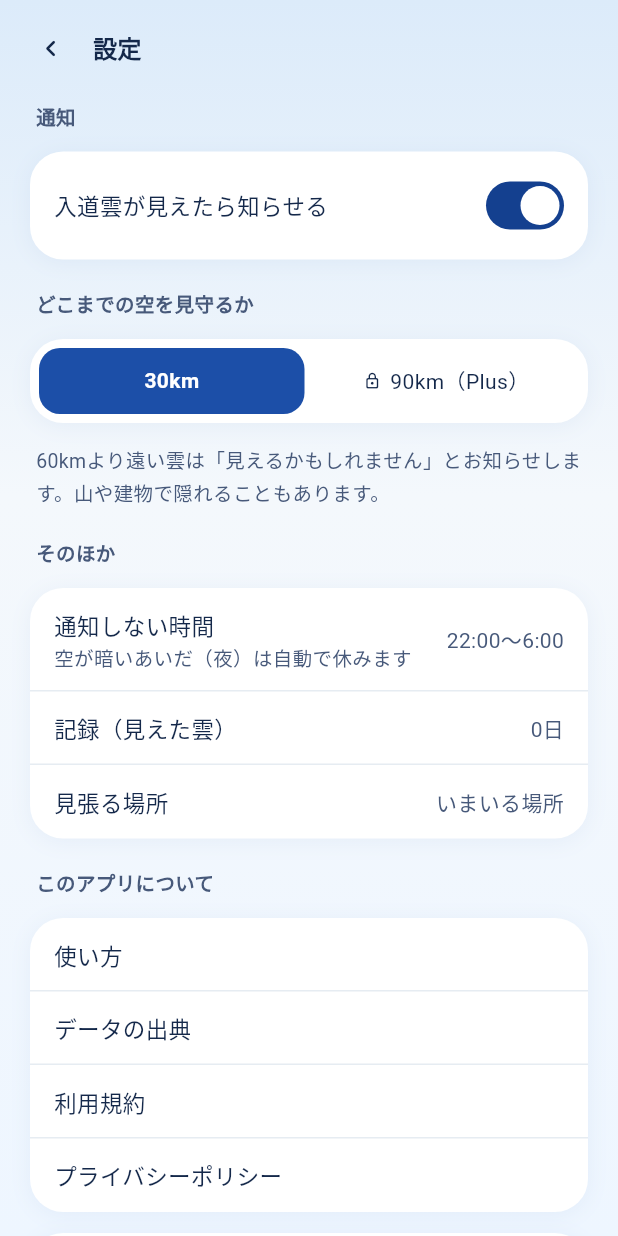
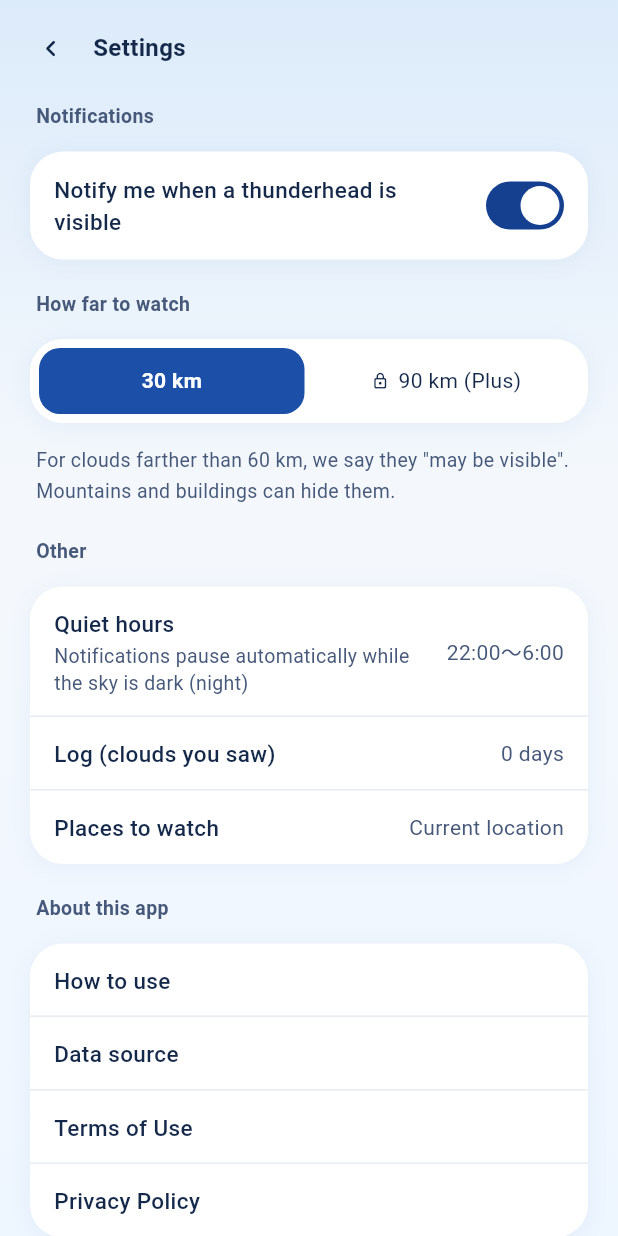
Before and after one commit to tsuchida-y/thunder_cloud_app, a Flutter app: the screen it shows after launch, after a tap on "スキップ", after a tap on "Continue", after a tap on the "tune" icon, on a phone screen of 412 x 824 dp. Run offline on Flutter 3.47's test engine with Material 3 defaults, Android fonts, the phone set to English and light mode, and no system bars; our stand-ins replace cloud_firestore, cloud_functions, firebase_auth, firebase_core, firebase_messaging, flutter_compass and 6 more; missing offline and left inert: firebase_app_check, home_widget, purchases_flutter; accounts and stored records are empty; generated files the repository leaves out were written again; Roboto replaces fonts that are missing (Zen Maru Gothic).

Commit message:
feat:設定画面を英語に対応する
Co-Authored-By: Claude Sonnet 5.5 <noreply@anthropic.com>
Claude-Session: https://claude.ai/code/session_01N5EXJkkzTrSXffuBTQHK6K

```diff
--- a/lib/l10n/app_en.arb
+++ b/lib/l10n/app_en.arb
@@ -7,5 +7,39 @@
   "welcomeNotificationTitle": "Notifications",
   "welcomeNotificationBody": "When a thunderhead is visible, we'll let you know once per cloud.",
   "welcomeContinue": "Continue",
-  "welcomeLaterNote": "We'll show you how to watch the sky where you travel later."
+  "welcomeLaterNote": "We'll show you how to watch the sky where you travel later.",
+  "cancel": "Cancel",
+  "none": "None",
+  "currentPlace": "Current location",
+  "daysCount": "{count, plural, =1{1 day} other{{count} days}}",
+  "kmValue": "{km} km",
+  "rangePlusOption": "{km} km (Plus)",
+  "freeTrial7Days": "7-day free trial",
+  "settingsTitle": "Settings",
+  "settingsSectionNotification": "Notifications",
+  "settingsNotifyAppeared": "Notify me when a thunderhead is visible",
+  "settingsSectionRange": "How far to watch",
+  "settingsRangeNote": "For clouds farther than 60 km, we say they \"may be visible\". Mountains and buildings can hide them.",
+  "settingsSectionOther": "Other",
+  "settingsQuietHours": "Quiet hours",
+  "settingsQuietHoursNote": "Notifications pause automatically while the sky is dark (night)",
+  "settingsRecord": "Log (clouds you saw)",
+  "settingsPlaces": "Places to watch",
+  "settingsSectionAbout": "About this app",
+  "settingsHowToUse": "How to use",
+  "settingsDataSource": "Data source",
+  "settingsTerms": "Terms of Use",
+  "settingsPrivacy": "Privacy Policy",
+  "settingsDeleteData": "Delete my data",
+  "settingsDeleting": "Deleting…",
+  "settingsDeleteDataNote": "Removes your places, settings and log from the server",
+  "settingsDeleteConfirmTitle": "Delete your data?",
+  "settingsDeleteConfirmBody": "Your places, settings, notification address and log of clouds you saw will be deleted from the server. This cannot be undone.\n\nYour Plus purchase is not affected. You can keep using Plus after deleting.",
+  "settingsDeleteAction": "Delete",
+  "settingsDeletedTitle": "Deleted",
+  "settingsDeletedBody": "You can start over from the beginning.",
+  "settingsDeleteFailed": "Could not delete. Please check your connection and try again.",
+  "settingsPlusManage": "View or cancel your plan",
+  "settingsPlusInUse": "Active",
+  "settingsPlusBanner": "Watch farther with Plus"
 }
--- a/lib/l10n/app_localizations.dart
+++ b/lib/l10n/app_localizations.dart
@@ -145,6 +145,210 @@ abstract class AppLocalizations {
   /// In ja, this message translates to:
   /// **'移動先の空も見張る設定は、あとでご案内します。'**
   String get welcomeLaterNote;
+
+  /// No description provided for @cancel.
+  ///
+  /// In ja, this message translates to:
+  /// **'やめる'**
+  String get cancel;
+
+  /// No description provided for @none.
+  ///
+  /// In ja, this message translates to:
+  /// **'なし'**
+  String get none;
+
+  /// No description provided for @currentPlace.
+  ///
+  /// In ja, this message translates to:
+  /// **'いまいる場所'**
+  String get currentPlace;
+
+  /// No description provided for @daysCount.
+  ///
+  /// In ja, this message translates to:
+  /// **'{count}日'**
+  String daysCount(int count);
+
+  /// No description provided for @kmValue.
+  ///
+  /// In ja, this message translates to:
+  /// **'{km}km'**
+  String kmValue(int km);
+
+  /// No description provided for @rangePlusOption.
+  ///
+  /// In ja, this message translates to:
+  /// **'{km}km（Plus）'**
+  String rangePlusOption(int km);
+
+  /// No description provided for @freeTrial7Days.
+  ///
+  /// In ja, this message translates to:
+  /// **'7日間無料'**
+  String get freeTrial7Days;
+
+  /// No description provided for @settingsTitle.
+  ///
+  /// In ja, this message translates to:
+  /// **'設定'**
+  String get settingsTitle;
+
+  /// No description provided for @settingsSectionNotification.
+  ///
+  /// In ja, this message translates to:
+  /// **'通知'**
+  String get settingsSectionNotification;
+
+  /// No description provided for @settingsNotifyAppeared.
+  ///
+  /// In ja, this message translates to:
+  /// **'入道雲が見えたら知らせる'**
+  String get settingsNotifyAppeared;
+
+  /// No description provided for @settingsSectionRange.
+  ///
+  /// In ja, this message translates to:
+  /// **'どこまでの空を見守るか'**
+  String get settingsSectionRange;
+
+  /// No description provided for @settingsRangeNote.
+  ///
+  /// In ja, this message translates to:
+  /// **'60kmより遠い雲は「見えるかもしれません」とお知らせします。山や建物で隠れることもあります。'**
+  String get settingsRangeNote;
+
+  /// No description provided for @settingsSectionOther.
+  ///
+  /// In ja, this message translates to:
+  /// **'そのほか'**
+  String get settingsSectionOther;
+
+  /// No description provided for @settingsQuietHours.
+  ///
+  /// In ja, this message translates to:
+  /// **'通知しない時間'**
+  String get settingsQuietHours;
+
+  /// No description provided for @settingsQuietHoursNote.
+  ///
+  /// In ja, this message translates to:
+  /// **'空が暗いあいだ（夜）は自動で休みます'**
+  String get settingsQuietHoursNote;
+
+  /// No description provided for @settingsRecord.
+  ///
+  /// In ja, this message translates to:
+  /// **'記録（見えた雲）'**
+  String get settingsRecord;
+
+  /// No description provided for @settingsPlaces.
+  ///
+  /// In ja, this message translates to:
+  /// **'見張る場所'**
+  String get settingsPlaces;
+
+  /// No description provided for @settingsSectionAbout.
+  ///
+  /// In ja, this message translates to:
+  /// **'このアプリについて'**
+  String get settingsSectionAbout;
+
+  /// No description provided for @settingsHowToUse.
+  ///
+  /// In ja, this message translates to:
+  /// **'使い方'**
+  String get settingsHowToUse;
+
+  /// No description provided for @settingsDataSource.
+  ///
+  /// In ja, this message translates to:
+  /// **'データの出典'**
+  String get settingsDataSource;
+
+  /// No description provided for @settingsTerms.
+  ///
+  /// In ja, this message translates to:
+  /// **'利用規約'**
+  String get settingsTerms;
+
+  /// No description provided for @settingsPrivacy.
+  ///
+  /// In ja, this message translates to:
+  /// **'プライバシーポリシー'**
+  String get settingsPrivacy;
+
+  /// No description provided for @settingsDeleteData.
+  ///
+  /// In ja, this message translates to:
+  /// **'データを削除'**
+  String get settingsDeleteData;
+
+  /// No description provided for @settingsDeleting.
+  ///
+  /// In ja, this message translates to:
+  /// **'削除しています…'**
+  String get settingsDeleting;
+
+  /// No description provided for @settingsDeleteDataNote.
+  ///
+  /// In ja, this message translates to:
+  /// **'見張る場所・設定・記録をサーバーから消します'**
+  String get settingsDeleteDataNote;
+
+  /// No description provided for @settingsDeleteConfirmTitle.
+  ///
+  /// In ja, this message translates to:
+  /// **'データを削除しますか'**
+  String get settingsDeleteConfirmTitle;
+
+  /// No description provided for @settingsDeleteConfirmBody.
+  ///
+  /// In ja, this message translates to:
+  /// **'見張る場所、設定、通知の宛先、見えた雲の記録を、サーバーから削除します。元には戻せません。\n\nPlus の購入は消えません。削除したあとも、Plus はそのまま使えます。'**
+  String get settingsDeleteConfirmBody;
+
+  /// No description provided for @settingsDeleteAction.
+  ///
+  /// In ja, this message translates to:
+  /// **'削除する'**
+  String get settingsDeleteAction;
+
+  /// No description provided for @settingsDeletedTitle.
+  ///
+  /// In ja, this message translates to:
+  /// **'削除しました'**
+  String get settingsDeletedTitle;
+
+  /// No description provided for @settingsDeletedBody.
+  ///
+  /// In ja, this message translates to:
+  /// **'もう一度はじめから使えます。'**
+  String get settingsDeletedBody;
+
+  /// No description provided for @settingsDeleteFailed.
+  ///
+  /// In ja, this message translates to:
+  /// **'削除できませんでした。通信を確かめて、もう一度お試しください。'**
+  String get settingsDeleteFailed;
+
+  /// No description provided for @settingsPlusManage.
+  ///
+  /// In ja, this message translates to:
+  /// **'プランの確認・解約'**
+  String get settingsPlusManage;
+
+  /// No description provided for @settingsPlusInUse.
+  ///
+  /// In ja, this message translates to:
+  /// **'利用中'**
+  String get settingsPlusInUse;
+
+  /// No description provided for @settingsPlusBanner.
+  ///
+  /// In ja, this message translates to:
+  /// **'Plus で、もっと遠くまで見張る'**
+  String get settingsPlusBanner;
 }
 
 class _AppLocalizationsDelegate
--- a/lib/l10n/app_localizations_en.dart
+++ b/lib/l10n/app_localizations_en.dart
@@ -35,4 +35,124 @@ class AppLocalizationsEn extends AppLocalizations {
   @override
   String get welcomeLaterNote =>
       'We\'ll show you how to watch the sky where you travel later.';
+
+  @override
+  String get cancel => 'Cancel';
+
+  @override
+  String get none => 'None';
+
+  @override
+  String get currentPlace => 'Current location';
+
+  @override
+  String daysCount(int count) {
+    String _temp0 = intl.Intl.pluralLogic(
+      count,
+      locale: localeName,
+      other: '$count days',
+      one: '1 day',
+    );
+    return '$_temp0';
+  }
+
+  @override
+  String kmValue(int km) {
+    return '$km km';
+  }
+
+  @override
+  String rangePlusOption(int km) {
+    return '$km km (Plus)';
+  }
+
+  @override
+  String get freeTrial7Days => '7-day free trial';
+
+  @override
+  String get settingsTitle => 'Settings';
+
+  @override
+  String get settingsSectionNotification => 'Notifications';
+
+  @override
+  String get settingsNotifyAppeared =>
+      'Notify me when a thunderhead is visible';
+
+  @override
+  String get settingsSectionRange => 'How far to watch';
+
+  @override
+  String get settingsRangeNote =>
+      'For clouds farther than 60 km, we say they \"may be visible\". Mountains and buildings can hide them.';
+
+  @override
+  String get settingsSectionOther => 'Other';
+
+  @override
+  String get settingsQuietHours => 'Quiet hours';
+
+  @override
+  String get settingsQuietHoursNote =>
+      'Notifications pause automatically while the sky is dark (night)';
+
+  @override
+  String get settingsRecord => 'Log (clouds you saw)';
+
+  @override
+  String get settingsPlaces => 'Places to watch';
+
+  @override
+  String get settingsSectionAbout => 'About this app';
+
+  @override
+  String get settingsHowToUse => 'How to use';
+
+  @override
+  String get settingsDataSource => 'Data source';
+
+  @override
+  String get settingsTerms => 'Terms of Use';
+
+  @override
+  String get settingsPrivacy => 'Privacy Policy';
+
+  @override
+  String get settingsDeleteData => 'Delete my data';
+
+  @override
+  String get settingsDeleting => 'Deleting…';
+
+  @override
+  String get settingsDeleteDataNote =>
+      'Removes your places, settings and log from the server';
+
+  @override
+  String get settingsDeleteConfirmTitle => 'Delete your data?';
+
+  @override
+  String get settingsDeleteConfirmBody =>
+      'Your places, settings, notification address and log of clouds you saw will be deleted from the server. This cannot be undone.\n\nYour Plus purchase is not affected. You can keep using Plus after deleting.';
+
+  @override
+  String get settingsDeleteAction => 'Delete';
+
+  @override
+  String get settingsDeletedTitle => 'Deleted';
+
+  @override
+  String get settingsDeletedBody => 'You can start over from the beginning.';
+
+  @override
+  String get settingsDeleteFailed =>
+      'Could not delete. Please check your connection and try again.';
+
+  @override
+  String get settingsPlusManage => 'View or cancel your plan';
+
+  @override
+  String get settingsPlusInUse => 'Active';
+
+  @override
+  String get settingsPlusBanner => 'Watch farther with Plus';
 }
--- a/lib/screens/settings/settings_screen.dart
+++ b/lib/screens/settings/settings_screen.dart
@@ -4,6 +4,7 @@ import 'package:cloud_firestore/cloud_firestore.dart';
 import 'package:flutter/material.dart';
 import 'package:url_launcher/url_launcher.dart';
 
+import '../../l10n/app_localizations.dart';
 import '../../models/sky_cloud.dart';
 import '../../navigation/app_routes.dart';
 import '../../services/member/member_service.dart';
@@ -66,17 +67,15 @@ class _SettingsScreenState extends State<SettingsScreen> {
 
   Future<void> _confirmDeleteData() async {
     if (_deleting) return;
+    final l10n = AppLocalizations.of(context);
     final ok = await showDialog<bool>(
       context: context,
       builder: (ctx) => AlertDialog(
-        title: const Text('データを削除しますか'),
-        content: const Text(
-          '見張る場所、設定、通知の宛先、見えた雲の記録を、サーバーから削除します。元には戻せません。\n\n'
-          'Plus の購入は消えません。削除したあとも、Plus はそのまま使えます。',
-        ),
+        title: Text(l10n.settingsDeleteConfirmTitle),
+        content: Text(l10n.settingsDeleteConfirmBody),
         actions: [
-          TextButton(onPressed: () => Navigator.of(ctx).pop(false), child: const Text('やめる')),
-          TextButton(onPressed: () => Navigator.of(ctx).pop(true), child: const Text('削除する')),
+          TextButton(onPressed: () => Navigator.of(ctx).pop(false), child: Text(l10n.cancel)),
+          TextButton(onPressed: () => Navigator.of(ctx).pop(true), child: Text(l10n.settingsDeleteAction)),
         ],
       ),
     );
@@ -89,8 +88,8 @@ class _SettingsScreenState extends State<SettingsScreen> {
       await showDialog<void>(
         context: context,
         builder: (ctx) => AlertDialog(
-          title: const Text('削除しました'),
-          content: const Text('もう一度はじめから使えます。'),
+          title: Text(l10n.settingsDeletedTitle),
+          content: Text(l10n.settingsDeletedBody),
           actions: [TextButton(onPressed: () => Navigator.of(ctx).pop(), child: const Text('OK'))],
         ),
       );
@@ -99,7 +98,7 @@ class _SettingsScreenState extends State<SettingsScreen> {
       AppLogger.error('データの削除に失敗', error: e, stackTrace: stackTrace, tag: 'SettingsScreen');
       if (mounted) {
         ScaffoldMessenger.of(context).showSnackBar(
-          const SnackBar(content: Text('削除できませんでした。通信を確かめて、もう一度お試しください。')),
+          SnackBar(content: Text(l10n.settingsDeleteFailed)),
         );
       }
     } finally {
@@ -115,6 +114,7 @@ class _SettingsScreenState extends State<SettingsScreen> {
 
   @override
   Widget build(BuildContext context) {
+    final l10n = AppLocalizations.of(context);
     final settings = MemberSettings.fromMember(_member);
     final isPlus = _isPlus;
     final rangeKm = SkyRules.rangeKm(isPlus: isPlus, settingKm: settings.rangeKm);
@@ -125,24 +125,24 @@ class _SettingsScreenState extends State<SettingsScreen> {
       child: Column(
         crossAxisAlignment: CrossAxisAlignment.stretch,
         children: [
-          const PageHeader(title: '設定'),
+          PageHeader(title: l10n.settingsTitle),
           const SizedBox(height: 6),
-          const SettingsSectionLabel('通知'),
+          SettingsSectionLabel(l10n.settingsSectionNotification),
           const SizedBox(height: 14),
           SettingsCard(
             children: [
               SettingsRow.text(
-                '入道雲が見えたら知らせる',
+                l10n.settingsNotifyAppeared,
                 trailing: SkySwitch(
                   value: settings.notifyAppeared,
-                  semanticLabel: '入道雲が見えたら知らせる',
+                  semanticLabel: l10n.settingsNotifyAppeared,
                   onChanged: (v) => MemberService.updateSettings({'notifyAppeared': v}),
                 ),
               ),
             ],
           ),
           const SizedBox(height: 14),
-          const SettingsSectionLabel('どこまでの空を見守るか'),
+          SettingsSectionLabel(l10n.settingsSectionRange),
           const SizedBox(height: 14),
           _RangeSelector(
             rangeKm: rangeKm,
@@ -153,47 +153,47 @@ class _SettingsScreenState extends State<SettingsScreen> {
           Padding(
             padding: const EdgeInsets.symmetric(horizontal: 4),
             child: Text(
-              '60kmより遠い雲は「見えるかもしれません」とお知らせします。山や建物で隠れることもあります。',
+              l10n.settingsRangeNote,
               style: AppTextStyles.note(),
             ),
           ),
           const SizedBox(height: 14),
-          const SettingsSectionLabel('そのほか'),
+          SettingsSectionLabel(l10n.settingsSectionOther),
           const SizedBox(height: 14),
           SettingsCard(
             children: [
               SettingsRow.text(
-                '通知しない時間',
-                subtitle: '空が暗いあいだ（夜）は自動で休みます',
-                trailing: SettingsValue(settings.quietHours?.label ?? 'なし'),
+                l10n.settingsQuietHours,
+                subtitle: l10n.settingsQuietHoursNote,
+                trailing: SettingsValue(settings.quietHours?.label ?? l10n.none),
                 onTap: () => _editQuietHours(settings.quietHours),
               ),
               SettingsRow.text(
-                '記録（見えた雲）',
-                trailing: _seenDays == null ? null : SettingsValue('$_seenDays日'),
+                l10n.settingsRecord,
+                trailing: _seenDays == null ? null : SettingsValue(l10n.daysCount(_seenDays!)),
                 onTap: () => AppRoutes.openRecord(context),
               ),
               SettingsRow.text(
-                '見張る場所',
-                trailing: SettingsValue(places.isEmpty ? 'いまいる場所' : places.first.label),
+                l10n.settingsPlaces,
+                trailing: SettingsValue(places.isEmpty ? l10n.currentPlace : places.first.label),
                 onTap: () => AppRoutes.openPlaces(context),
               ),
             ],
           ),
           const SizedBox(height: 14),
           // デザインにない行。仕様書の「デザインしない画面」（利用規約、プライバシーポリシー、データの出典）への入り口
-          const SettingsSectionLabel('このアプリについて'),
+          SettingsSectionLabel(l10n.settingsSectionAbout),
           const SizedBox(height: 14),
           SettingsCard(
             children: [
-              SettingsRow.text('使い方', onTap: () => AppRoutes.openIntro(context)),
-              SettingsRow.text('データの出典', onTap: () => AppRoutes.openDataSource(context)),
+              SettingsRow.text(l10n.settingsHowToUse, onTap: () => AppRoutes.openIntro(context)),
+              SettingsRow.text(l10n.settingsDataSource, onTap: () => AppRoutes.openDataSource(context)),
               SettingsRow.text(
-                '利用規約',
+                l10n.settingsTerms,
                 onTap: () => launchUrl(SettingsScreen.termsOfUse, mode: LaunchMode.externalApplication),
               ),
               SettingsRow.text(
-                'プライバシーポリシー',
+                l10n.settingsPrivacy,
                 onTap: () => launchUrl(SettingsScreen.privacyPolicy, mode: LaunchMode.externalApplication),
               ),
             ],
@@ -202,8 +202,8 @@ class _SettingsScreenState extends State<SettingsScreen> {
           SettingsCard(
             children: [
               SettingsRow.text(
-                'データを削除',
-                subtitle: _deleting ? '削除しています…' : '見張る場所・設定・記録をサーバーから消します',
+                l10n.settingsDeleteData,
+                subtitle: _deleting ? l10n.settingsDeleting : l10n.settingsDeleteDataNote,
                 onTap: _deleting ? null : _confirmDeleteData,
               ),
             ],
@@ -215,8 +215,8 @@ class _SettingsScreenState extends State<SettingsScreen> {
               children: [
                 SettingsRow.text(
                   'Plus',
-                  subtitle: 'プランの確認・解約',
-                  trailing: const SettingsValue('利用中'),
+                  subtitle: l10n.settingsPlusManage,
+                  trailing: SettingsValue(l10n.settingsPlusInUse),
                   onTap: () => AppRoutes.openPlus(context),
                 ),
               ],
@@ -239,6 +239,7 @@ class _RangeSelector extends StatelessWidget {
 
   @override
   Widget build(BuildContext context) {
+    final l10n = AppLocalizations.of(context);
     Widget option(int km, String label, {bool locked = false}) {
       final selected = rangeKm.round() == km;
       return Expanded(
@@ -284,9 +285,9 @@ class _RangeSelector extends StatelessWidget {
         padding: const EdgeInsets.all(6),
         child: Row(
           children: [
-            option(SkyRules.freeRangeKm.round(), '30km'),
+            option(SkyRules.freeRangeKm.round(), l10n.kmValue(30)),
             const SizedBox(width: 6),
-            option(SkyRules.plusRangeKm.round(), isPlus ? '90km' : '90km（Plus）', locked: !isPlus),
+            option(SkyRules.plusRangeKm.round(), isPlus ? l10n.kmValue(90) : l10n.rangePlusOption(90), locked: !isPlus),
           ],
         ),
       ),
@@ -302,6 +303,7 @@ class _PlusBanner extends StatelessWidget {
 
   @override
   Widget build(BuildContext context) {
+    final l10n = AppLocalizations.of(context);
     return Material(
       color: AppColors.primary,
       borderRadius: BorderRadius.circular(AppRadius.card),
@@ -313,9 +315,9 @@ class _PlusBanner extends StatelessWidget {
           child: Row(
             children: [
               Expanded(
-                child: Text('Plus で、もっと遠くまで見張る', style: AppTextStyles.button(fontSize: 15)),
+                child: Text(l10n.settingsPlusBanner, style: AppTextStyles.button(fontSize: 15)),
               ),
-              Text('7日間無料', style: AppTextStyles.body(color: Colors.white).copyWith(fontSize: 13, height: 1.2)),
+              Text(l10n.freeTrial7Days, style: AppTextStyles.body(color: Colors.white).copyWith(fontSize: 13, height: 1.2)),
             ],
           ),
         ),
```
Also changed, not shown: lib/l10n/app_ja.arb (+56 -1 lines), lib/l10n/app_localizations_ja.dart (+110 -0 lines).
